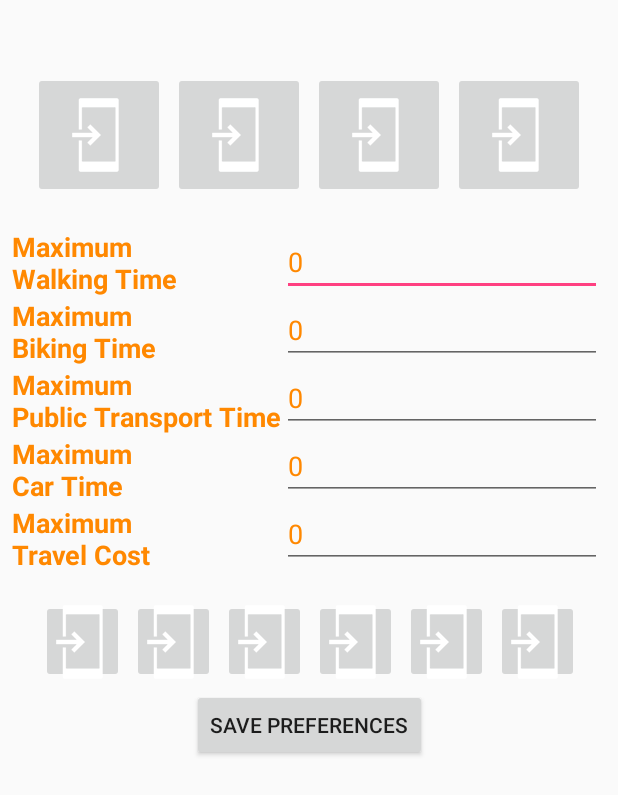
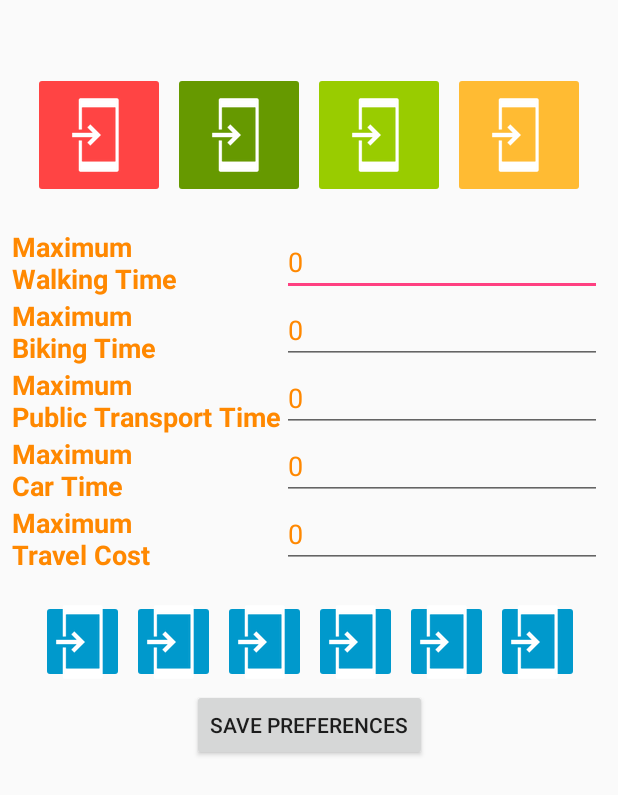
Before and after one commit to MatteoBiasielli/TravlendarPlus, an Android app: the layout preferences_tab_layout.xml on its own in the app's theme, with its tools: preview values and no code run, on a phone screen of 412 x 824 dp. Shown: the top 795 px of the screen. Run offline under Robolectric (Android 15) with nearby library versions, the phone set to English and light mode, and no system bars.

Commit message:
Minor changes + Graphics update

```diff
--- a/travlendarandroidclient/app/src/main/res/layout/main_tab_container_layout.xml
+++ b/travlendarandroidclient/app/src/main/res/layout/main_tab_container_layout.xml
@@ -47,6 +47,7 @@
         android:layout_marginBottom="8dp"
         android:layout_marginStart="8dp"
         android:clickable="true"
+        app:backgroundTint="@color/colorPrimary"
         app:layout_constraintBottom_toBottomOf="@+id/simpleViewPager"
         app:layout_constraintStart_toStartOf="parent"
         app:srcCompat="@android:drawable/ic_menu_sort_by_size" />
--- a/travlendarandroidclient/app/src/main/res/layout/preferences_tab_layout.xml
+++ b/travlendarandroidclient/app/src/main/res/layout/preferences_tab_layout.xml
@@ -44,6 +44,7 @@
                 android:id="@+id/mod_1"
                 android:layout_width="wrap_content"
                 android:layout_height="wrap_content"
+                android:backgroundTint="@android:color/holo_red_light"
                 app:srcCompat="@drawable/common_full_open_on_phone" />
 
             <Space
@@ -54,6 +55,7 @@
                 android:id="@+id/mod_2"
                 android:layout_width="wrap_content"
                 android:layout_height="wrap_content"
+                android:backgroundTint="@android:color/holo_green_dark"
                 app:srcCompat="@drawable/common_full_open_on_phone" />
 
             <Space
@@ -64,6 +66,7 @@
                 android:id="@+id/mod_3"
                 android:layout_width="wrap_content"
                 android:layout_height="wrap_content"
+                android:backgroundTint="@android:color/holo_green_light"
                 app:srcCompat="@drawable/common_full_open_on_phone" />
 
             <Space
@@ -74,6 +77,7 @@
                 android:id="@+id/mod_4"
                 android:layout_width="wrap_content"
                 android:layout_height="wrap_content"
+                android:backgroundTint="@android:color/holo_orange_light"
                 app:srcCompat="@drawable/common_full_open_on_phone" />
         </TableRow>
 
@@ -234,6 +238,7 @@
                 android:id="@+id/mean_1"
                 android:layout_width="55dp"
                 android:layout_height="wrap_content"
+                android:backgroundTint="@android:color/holo_blue_dark"
                 app:srcCompat="@drawable/common_full_open_on_phone"
                 tools:layout_editor_absoluteX="16dp"
                 tools:layout_editor_absoluteY="394dp" />
@@ -244,6 +249,7 @@
                 android:id="@+id/mean_2"
                 android:layout_width="55dp"
                 android:layout_height="wrap_content"
+                android:backgroundTint="@android:color/holo_blue_dark"
                 app:srcCompat="@drawable/common_full_open_on_phone"
                 tools:layout_editor_absoluteX="16dp"
                 tools:layout_editor_absoluteY="394dp" />
@@ -254,6 +260,7 @@
                 android:id="@+id/mean_3"
                 android:layout_width="55dp"
                 android:layout_height="wrap_content"
+                android:backgroundTint="@android:color/holo_blue_dark"
                 app:srcCompat="@drawable/common_full_open_on_phone"
                 tools:layout_editor_absoluteX="16dp"
                 tools:layout_editor_absoluteY="394dp" />
@@ -264,6 +271,7 @@
                 android:id="@+id/mean_4"
                 android:layout_width="55dp"
                 android:layout_height="wrap_content"
+                android:backgroundTint="@android:color/holo_blue_dark"
                 app:srcCompat="@drawable/common_full_open_on_phone"
                 tools:layout_editor_absoluteX="16dp"
                 tools:layout_editor_absoluteY="394dp" />
@@ -274,6 +282,7 @@
                 android:id="@+id/mean_5"
                 android:layout_width="55dp"
                 android:layout_height="wrap_content"
+                android:backgroundTint="@android:color/holo_blue_dark"
                 app:srcCompat="@drawable/common_full_open_on_phone"
                 tools:layout_editor_absoluteX="16dp"
                 tools:layout_editor_absoluteY="394dp" />
@@ -284,6 +293,7 @@
                 android:id="@+id/mean_6"
                 android:layout_width="55dp"
                 android:layout_height="wrap_content"
+                android:backgroundTint="@android:color/holo_blue_dark"
                 app:srcCompat="@drawable/common_full_open_on_phone"
                 tools:layout_editor_absoluteX="16dp"
                 tools:layout_editor_absoluteY="394dp" />
```
Also changed, not shown: travlendarandroidclient/app/src/main/java/biasiellicapodifatta/travlendar/layouts/CalendarTab.java (+50 -12 lines), travlendarandroidclient/app/src/main/res/layout/calendar_tab_layout.xml (+28 -21 lines).
